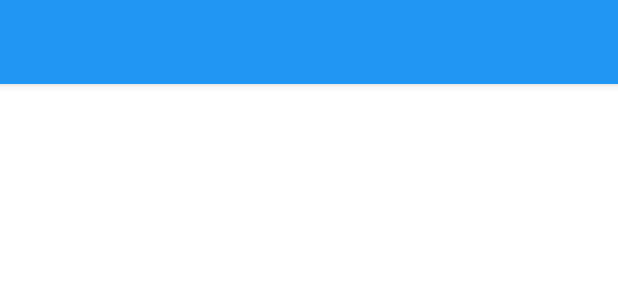
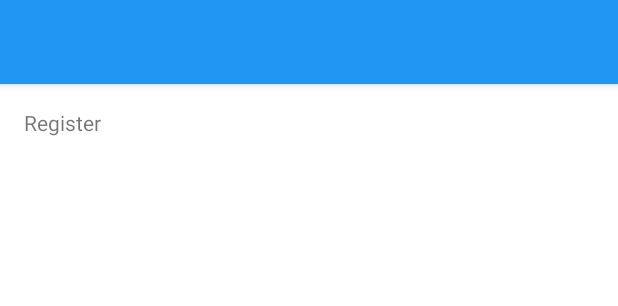
Before and after one commit to CAPTAIN713/VitaCheck, an Android app: the layout activity_register.xml on its own in the app's theme, with its tools: preview values and no code run, on a phone screen of 412 x 824 dp. Shown: the top 306 px of the screen. Run offline under Robolectric (Android 15) with nearby library versions, the phone set to English and light mode, and no system bars.

Commit message:
Updated Register

```diff
--- a/app/src/main/res/layout/content_register.xml
+++ b/app/src/main/res/layout/content_register.xml
@@ -9,4 +9,11 @@
     app:layout_behavior="@string/appbar_scrolling_view_behavior"
     tools:showIn="@layout/activity_register" tools:context="vitacheck.vitacheck.RegisterActivity">
 
+    <TextView
+        android:layout_width="wrap_content"
+        android:layout_height="wrap_content"
+        android:text="Register"
+        android:id="@+id/textView"
+        android:layout_alignParentTop="true"
+        android:layout_alignParentStart="true" />
 </RelativeLayout>
```
